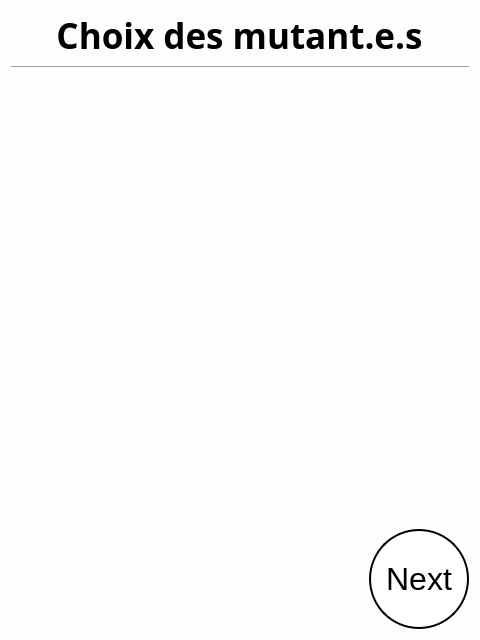
Old version of the form SporzOBC-WAL/code/resources/Phases/Night/Mutant/kill_or_mutate_choice.ui in the repository Eben-Epi/SporzOBC.
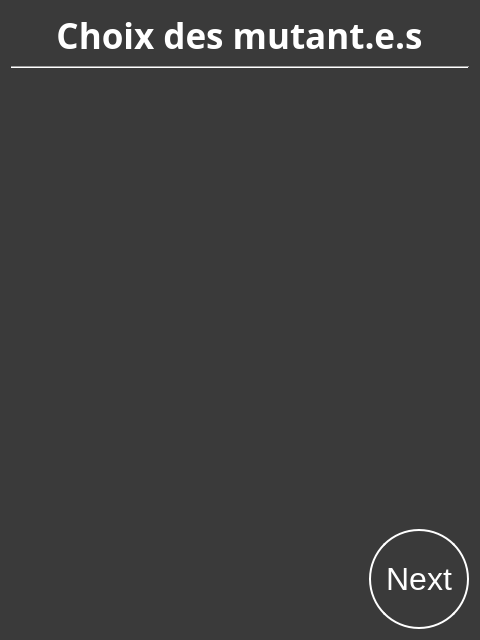
New version of the form.

Commit message: UPD Night Phases are displayed with dark background UPD Mutant Turn and Evening Bed Time View ADD useful fetch infos from game logic methods

```diff
--- a/SporzOBC-WAL/code/resources/Phases/Night/Mutant/kill_or_mutate_choice.ui
+++ b/SporzOBC-WAL/code/resources/Phases/Night/Mutant/kill_or_mutate_choice.ui
@@ -15,14 +15,19 @@
   </property>
   <property name="styleSheet">
    <string notr="true">#MutantsKillOrMutateChoice {
-    background-color: rgb(253, 253, 253);
+    background-color: rgb(58, 58, 58);;
     }
 
+QLabel {
+	color:white;
+}
+
 QPushButton  {
-    border: 2px solid black;
-    background-color: white;
+    border: 2px solid white;
+    background-color: rgb(58, 58, 58);
     padding: 10px 10px;
     font-size: 32px;
+	color:white;
     border-radius: 50px;
 }</string>
   </property>
```
The commit also changes 37 other files.
